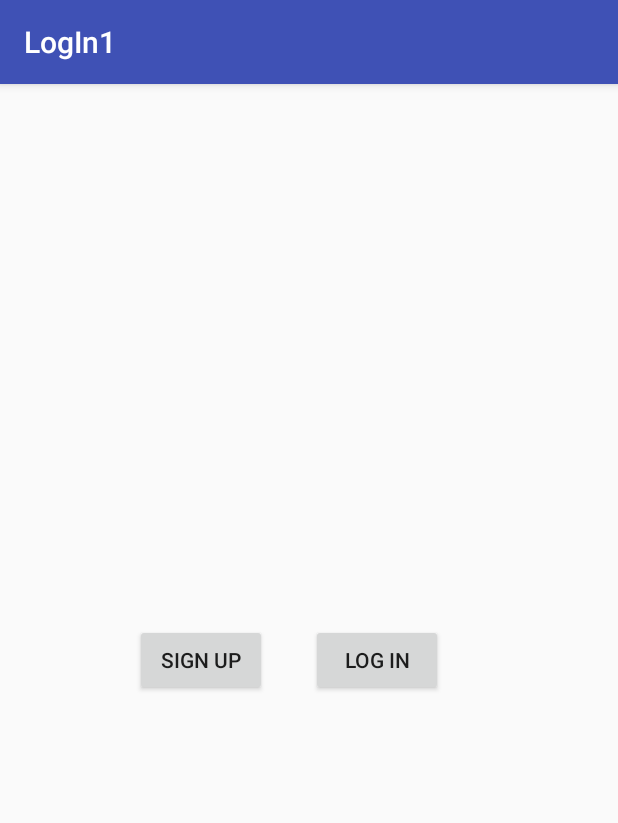
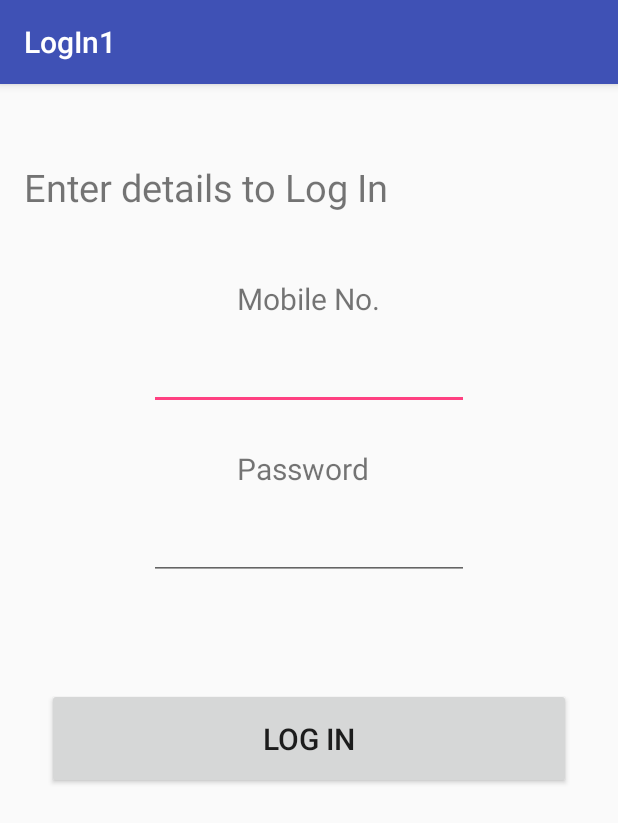
Before and after one commit to saraogiraj94/login1, an Android app: the screen it shows after launch (MainActivity before the commit, inlog after it), after a tap on "LOG IN", on a phone screen of 412 x 824 dp. Shown: the top 823 px of the screen. Run offline under Robolectric (Android 15) with nearby library versions, the phone set to English and light mode, and no system bars.

Commit message:
secod commit

```diff
--- a/app/src/main/AndroidManifest.xml
+++ b/app/src/main/AndroidManifest.xml
@@ -17,6 +17,8 @@
         </activity>
         <activity android:name=".signUp" >
         </activity>
+        <activity android:name=".inlog" >
+        </activity>
     </application>
 
 </manifest>
--- a/app/src/main/java/com/example/raj/login1/MainActivity.java
+++ b/app/src/main/java/com/example/raj/login1/MainActivity.java
@@ -22,4 +22,9 @@ public class MainActivity extends AppCompatActivity {
         startActivity(i);
     }
 
+    public void login(View v){
+        Intent i = new Intent(this,inlog.class);
+        startActivity(i);
+    }
+
 }
--- /dev/null
+++ b/app/src/main/java/com/example/raj/login1/inlog.java
@@ -0,0 +1,25 @@
+package com.example.raj.login1;
+
+import android.support.v7.app.AppCompatActivity;
+import android.os.Bundle;
+import android.view.View;
+import android.widget.Button;
+import android.widget.EditText;
+
+public class inlog extends AppCompatActivity {
+    EditText eMobile,ePassword;
+    Button b;
+    @Override
+    protected void onCreate(Bundle savedInstanceState) {
+        super.onCreate(savedInstanceState);
+        setContentView(R.layout.activity_inlog);
+
+        eMobile =(EditText)findViewById(R.id.editMobileNo);
+        ePassword = (EditText)findViewById(R.id.editPassword);
+        b=(Button)findViewById(R.id.buttonLogIn);
+    }
+
+    public void checkIn(View v){
+
+    }
+}
--- /dev/null
+++ b/app/src/main/res/layout/activity_inlog.xml
@@ -0,0 +1,78 @@
+<?xml version="1.0" encoding="utf-8"?>
+<RelativeLayout xmlns:android="http://schemas.android.com/apk/res/android"
+    xmlns:tools="http://schemas.android.com/tools" android:layout_width="match_parent"
+    android:layout_height="match_parent" android:paddingLeft="@dimen/activity_horizontal_margin"
+    android:paddingRight="@dimen/activity_horizontal_margin"
+    android:paddingTop="@dimen/activity_vertical_margin"
+    android:paddingBottom="@dimen/activity_vertical_margin"
+    tools:context="com.example.raj.login1.inlog">
+
+    <TextView
+        android:layout_width="wrap_content"
+        android:layout_height="wrap_content"
+        android:text="Mobile No."
+        android:id="@+id/textView"
+        android:layout_marginTop="113dp"
+        android:textSize="20sp"
+        android:layout_alignParentTop="true"
+        android:layout_centerHorizontal="true" />
+
+    <EditText
+        android:layout_width="wrap_content"
+        android:layout_height="wrap_content"
+        android:inputType="phone"
+        android:ems="10"
+        android:id="@+id/editMobileNo"
+        android:layout_marginTop="15dp"
+        android:layout_below="@+id/textView"
+        android:layout_centerHorizontal="true" />
+
+    <TextView
+        android:layout_width="wrap_content"
+        android:layout_height="wrap_content"
+        android:text="Password"
+        android:id="@+id/textView2"
+        android:textSize="20sp"
+        android:layout_below="@+id/editMobileNo"
+        android:layout_alignLeft="@+id/textView"
+        android:layout_alignStart="@+id/textView"
+        android:layout_marginTop="25dp"/>
+
+    <EditText
+        android:layout_width="wrap_content"
+        android:layout_height="wrap_content"
+        android:inputType="textPassword"
+        android:ems="10"
+        android:id="@+id/editPassword"
+        android:layout_marginTop="15dp"
+        android:layout_below="@+id/textView2"
+        android:layout_centerHorizontal="true" />
+
+    <TextView
+        android:layout_width="wrap_content"
+        android:layout_height="wrap_content"
+        android:text="Enter details to Log In"
+        android:id="@+id/textView3"
+        android:textSize="25sp"
+        android:layout_alignParentTop="true"
+        android:layout_centerHorizontal="true"
+        android:layout_alignParentLeft="true"
+        android:layout_marginTop="35dp" />
+
+    <Button
+        android:layout_width="wrap_content"
+        android:layout_height="wrap_content"
+        android:text="Log In"
+        android:id="@+id/buttonLogIn"
+        android:layout_below="@+id/editPassword"
+        android:layout_alignParentLeft="true"
+        android:layout_alignParentRight="true"
+        android:layout_centerHorizontal="true"
+        android:padding="20dp"
+        android:layout_marginLeft="15dp"
+        android:textSize="20sp"
+        android:layout_marginTop="72dp"
+        android:layout_marginRight="15dp"
+        android:onClick="checkIn"
+        />
+</RelativeLayout>
```
